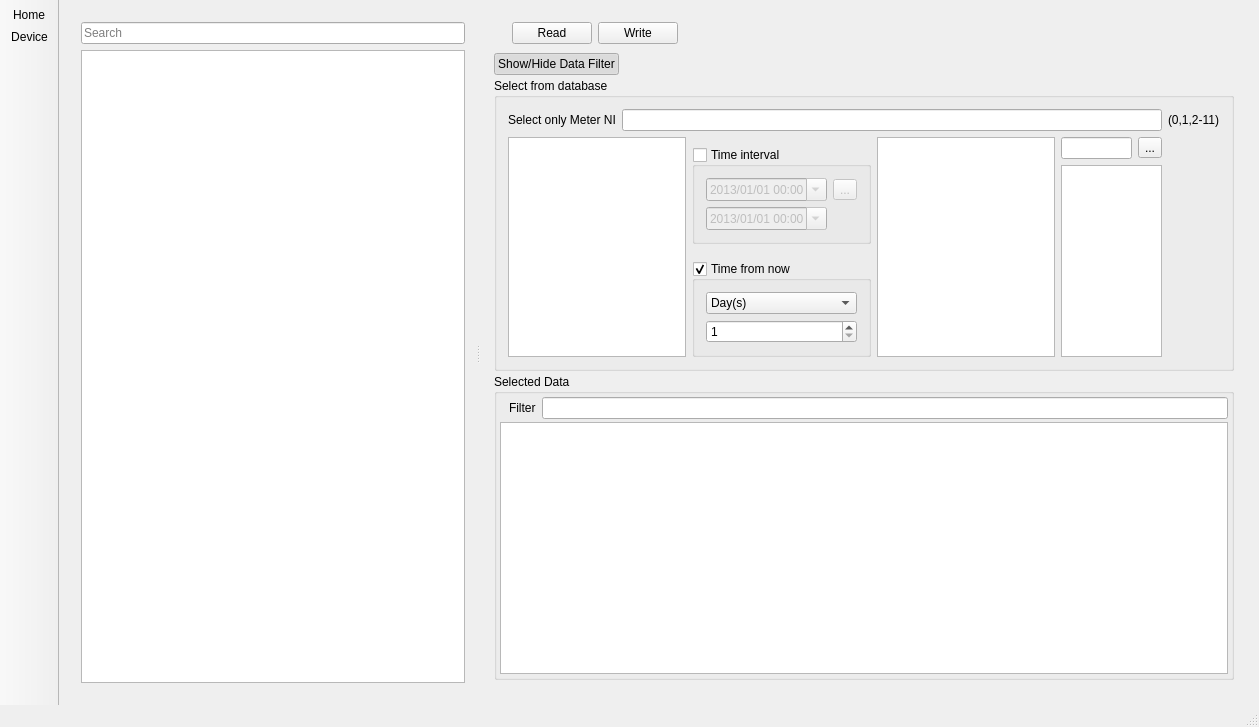
Before: the Qt Designer form mainwindow.ui in KTS-Intek/Matilda-config, drawn with Qt 5.
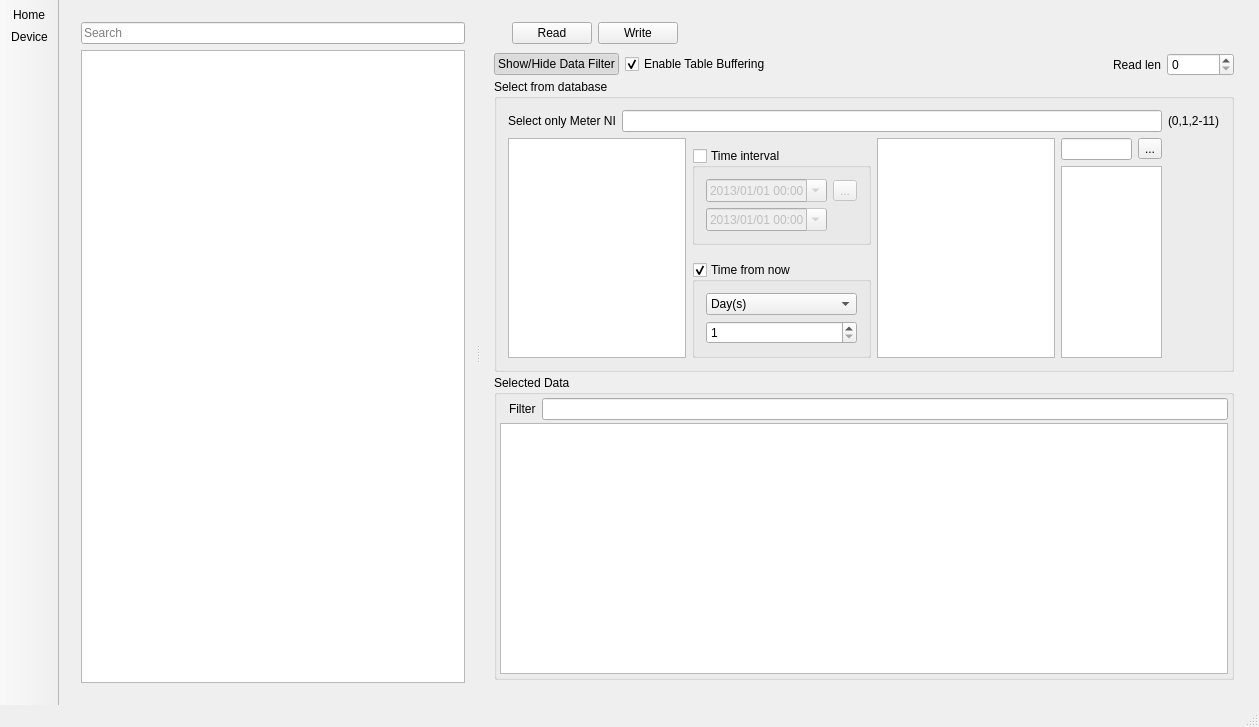
After: the same form once the commit is applied. The open tabs and pages were chosen to show the change. Icons and pictures are not drawn.

```diff
--- a/mainwindow.ui
+++ b/mainwindow.ui
@@ -2698,6 +2698,16 @@
                         </property>
                        </widget>
                       </item>
+                      <item>
+                       <widget class="QCheckBox" name="cbEnblTblBuff">
+                        <property name="text">
+                         <string>Enable Table Buffering</string>
+                        </property>
+                        <property name="checked">
+                         <bool>true</bool>
+                        </property>
+                       </widget>
+                      </item>
                       <item>
                        <spacer name="horizontalSpacer_13">
                         <property name="orientation">
@@ -2711,6 +2721,26 @@
                         </property>
                        </spacer>
                       </item>
+                      <item>
+                       <widget class="QLabel" name="label_18">
+                        <property name="text">
+                         <string>Read len</string>
+                        </property>
+                       </widget>
+                      </item>
+                      <item>
+                       <widget class="QSpinBox" name="sbReadData">
+                        <property name="maximum">
+                         <number>5000000</number>
+                        </property>
+                        <property name="singleStep">
+                         <number>1000</number>
+                        </property>
+                        <property name="value">
+                         <number>0</number>
+                        </property>
+                       </widget>
+                      </item>
                      </layout>
                     </item>
                     <item>
```
Left out of the diff: 56 changed lines with no effect on the pictures.
